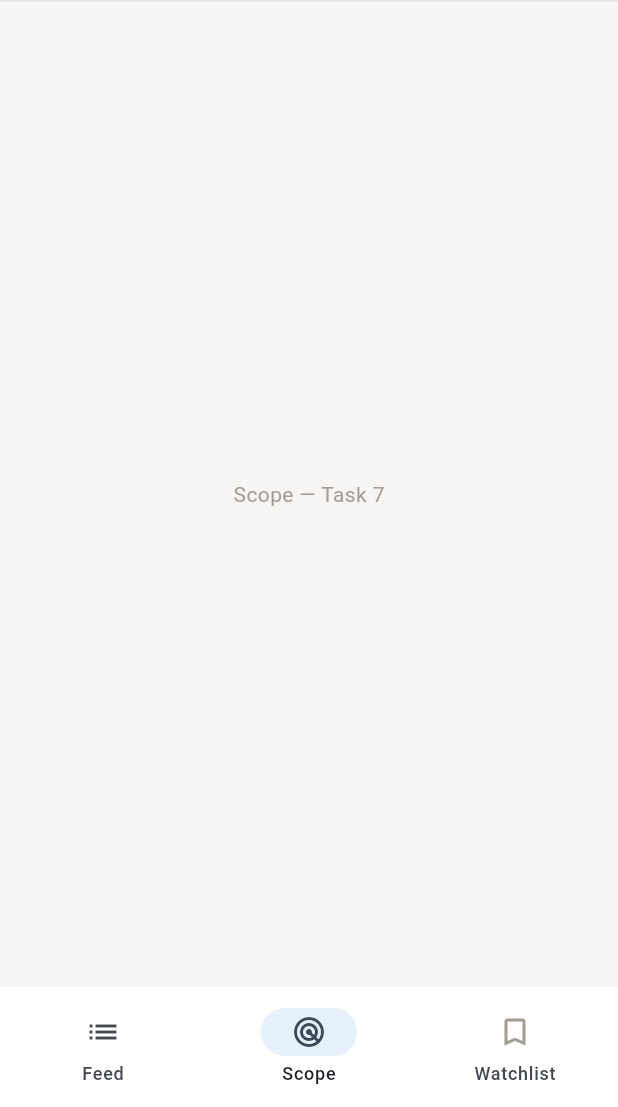
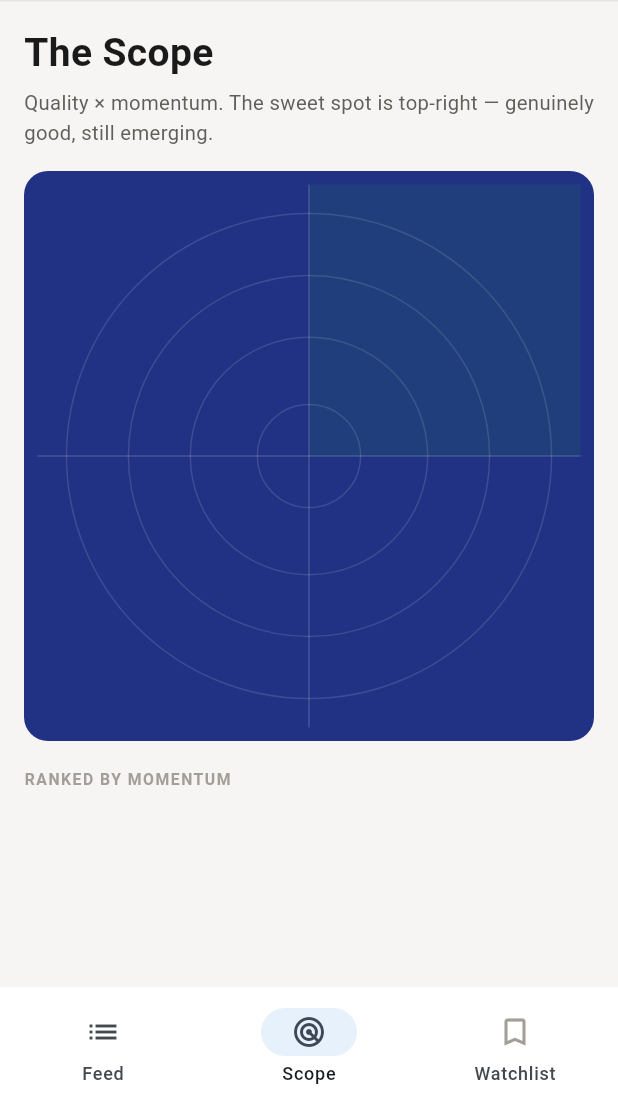
Before and after one commit to tholv7990/radar, a Flutter app: the screen it shows once a user with an empty profile is signed in, item 2 of the bottom bar chosen, on a phone screen of 412 x 824 dp, the part 129-1236 px from its top. Run offline on Flutter 3.47's test engine with Material 3 defaults, Android fonts, the phone set to English and light mode, and no system bars; our stand-ins replace supabase_flutter; accounts and stored records are empty.

Commit message:
feat(app): scope radar + ranked list (provisional blips)

```diff
--- a/radar_app/lib/screens/home_scaffold.dart
+++ b/radar_app/lib/screens/home_scaffold.dart
@@ -4,6 +4,7 @@ import '../data/repository.dart';
 import '../models/signal_item.dart';
 import '../theme.dart';
 import 'feed_screen.dart';
+import 'scope_screen.dart';
 
 class HomeScaffold extends StatefulWidget {
   const HomeScaffold({super.key});
@@ -90,7 +91,7 @@ class _HomeScaffoldState extends State<HomeScaffold> {
           onOpen: _open,
           onWatch: _watch,
         ),
-        const _ScopePlaceholder(),
+        ScopeScreen(items: _items, onOpen: _open),
         FeedScreen(
           items: _items,
           source: 'all',
@@ -297,9 +298,3 @@ class _RadarGlyphPainter extends CustomPainter {
   @override
   bool shouldRepaint(covariant CustomPainter oldDelegate) => false;
 }
-
-class _ScopePlaceholder extends StatelessWidget {
-  const _ScopePlaceholder();
-  @override
-  Widget build(BuildContext context) => const Center(child: Text('Scope — Task 7', style: TextStyle(color: kFaint)));
-}
--- /dev/null
+++ b/radar_app/lib/screens/scope_screen.dart
@@ -0,0 +1,70 @@
+import 'package:flutter/material.dart';
+import '../models/signal_item.dart';
+import '../logic/feed_logic.dart';
+import '../theme.dart';
+import '../widgets/radar_painter.dart';
+
+class ScopeScreen extends StatelessWidget {
+  final List<SignalItem> items;
+  final void Function(SignalItem) onOpen;
+  const ScopeScreen({super.key, required this.items, required this.onOpen});
+
+  @override
+  Widget build(BuildContext context) {
+    final ranked = [...items]..sort((a, b) => b.rankScore.compareTo(a.rankScore));
+    return ListView(padding: const EdgeInsets.all(16), children: [
+      const Text('The Scope',
+          style: TextStyle(fontSize: 26, fontWeight: FontWeight.w700, color: kInk)),
+      const SizedBox(height: 4),
+      const Text('Quality × momentum. The sweet spot is top-right — genuinely good, still emerging.',
+          style: TextStyle(fontSize: 13.5, height: 1.5, color: kMut)),
+      const SizedBox(height: 16),
+      AspectRatio(
+        aspectRatio: 1,
+        child: Container(
+          decoration: BoxDecoration(color: kIndigo, borderRadius: BorderRadius.circular(16)),
+          child: CustomPaint(painter: RadarPainter(items)),
+        ),
+      ),
+      const SizedBox(height: 18),
+      const Text('RANKED BY MOMENTUM',
+          style: TextStyle(fontSize: 10.5, letterSpacing: 1, color: kFaint, fontWeight: FontWeight.w600)),
+      const SizedBox(height: 8),
+      ...ranked.asMap().entries.map((e) {
+        final i = e.key;
+        final it = e.value;
+        final stage = stageMeta(it.momentumStage);
+        final color = it.consistency == 'suspicious' ? kRed : stage.color;
+        return InkWell(
+          onTap: () => onOpen(it),
+          child: Container(
+            padding: const EdgeInsets.symmetric(vertical: 9),
+            decoration: const BoxDecoration(border: Border(bottom: BorderSide(color: kHair))),
+            child: Row(children: [
+              SizedBox(width: 22, child: Text((i + 1).toString().padLeft(2, '0'),
+                  style: const TextStyle(fontSize: 11, color: kFaint))),
+              Container(width: 9, height: 9, margin: const EdgeInsets.only(right: 11),
+                  decoration: BoxDecoration(color: color, shape: BoxShape.circle)),
+              Expanded(
+                child: Column(crossAxisAlignment: CrossAxisAlignment.start, children: [
+                  Text(it.name, maxLines: 1, overflow: TextOverflow.ellipsis,
+                      style: const TextStyle(fontSize: 13.5, fontWeight: FontWeight.w500, color: kInk)),
+                  Text('Quality ${it.provisionalQuality} · Momentum ${momentumPos(it).round()}',
+                      style: const TextStyle(fontSize: 10.5, color: kFaint)),
+                ]),
+              ),
+              Container(
+                padding: const EdgeInsets.symmetric(horizontal: 8, vertical: 3),
+                decoration: BoxDecoration(
+                    color: stage.color.withValues(alpha: 0.11),
+                    borderRadius: BorderRadius.circular(999)),
+                child: Text(stage.label,
+                    style: TextStyle(fontSize: 10.5, fontWeight: FontWeight.w600, color: stage.color)),
+              ),
+            ]),
+          ),
+        );
+      }),
+    ]);
+  }
+}
--- /dev/null
+++ b/radar_app/lib/widgets/radar_painter.dart
@@ -0,0 +1,58 @@
+import 'package:flutter/material.dart';
+import '../models/signal_item.dart';
+import '../logic/feed_logic.dart';
+import '../theme.dart';
+
+double momentumPos(SignalItem it) => switch (it.momentumStage) {
+  'emerging' => 90,
+  'rising'   => 75,
+  'steady'   => 45,
+  'fading'   => 20,
+  _          => 35,
+};
+
+class RadarPainter extends CustomPainter {
+  final List<SignalItem> items;
+  RadarPainter(this.items);
+
+  @override
+  void paint(Canvas canvas, Size size) {
+    final w = size.width, h = size.height;
+    const pad = 18.0;
+    final cx = w / 2, cy = h / 2;
+
+    final ring = Paint()
+      ..style = PaintingStyle.stroke
+      ..color = Colors.white.withValues(alpha: 0.13)
+      ..strokeWidth = 1;
+    for (final r in [0.94, 0.70, 0.46, 0.20]) {
+      canvas.drawCircle(Offset(cx, cy), (w / 2 - pad) * r, ring);
+    }
+
+    final axis = Paint()
+      ..color = Colors.white.withValues(alpha: 0.17)
+      ..strokeWidth = 1;
+    canvas.drawLine(Offset(cx, pad * 0.5), Offset(cx, h - pad * 0.5), axis);
+    canvas.drawLine(Offset(pad * 0.5, cy), Offset(w - pad * 0.5, cy), axis);
+
+    // sweet spot: top-right quadrant tint
+    canvas.drawRect(
+      Rect.fromLTWH(cx, pad * 0.5, w / 2 - pad * 0.5, h / 2 - pad * 0.5),
+      Paint()..color = kGreen.withValues(alpha: 0.10),
+    );
+
+    for (final it in items) {
+      final qx = (it.provisionalQuality.clamp(0, 100)) / 100.0;
+      final my = momentumPos(it) / 100.0;
+      final x = pad + (w - 2 * pad) * qx;
+      final y = pad + (h - 2 * pad) * (1 - my); // higher momentum → higher up
+      final color = it.consistency == 'suspicious' ? kRed : stageMeta(it.momentumStage).color;
+      // Phase 1: hollow blip (stroke only) — solid arrives in Phase 2 on real quality_score.
+      canvas.drawCircle(Offset(x, y), 6,
+          Paint()..style = PaintingStyle.stroke..strokeWidth = 1.6..color = color);
+    }
+  }
+
+  @override
+  bool shouldRepaint(covariant RadarPainter old) => old.items != items;
+}
```
Also changed, not shown: 1 other file.
